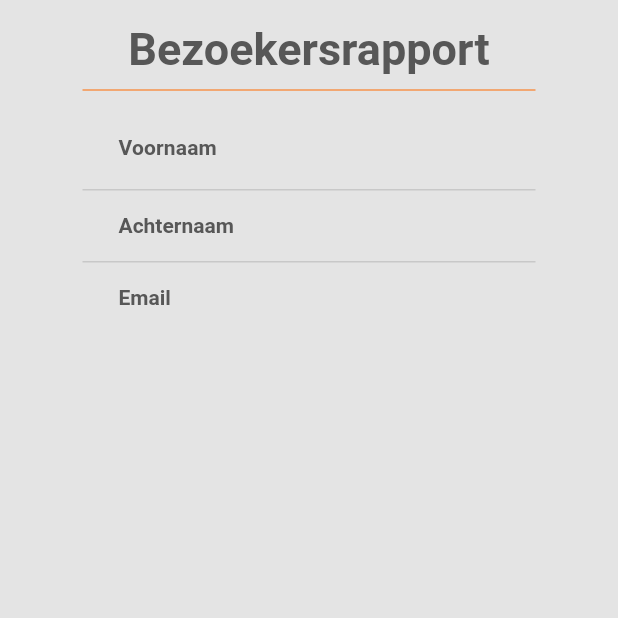
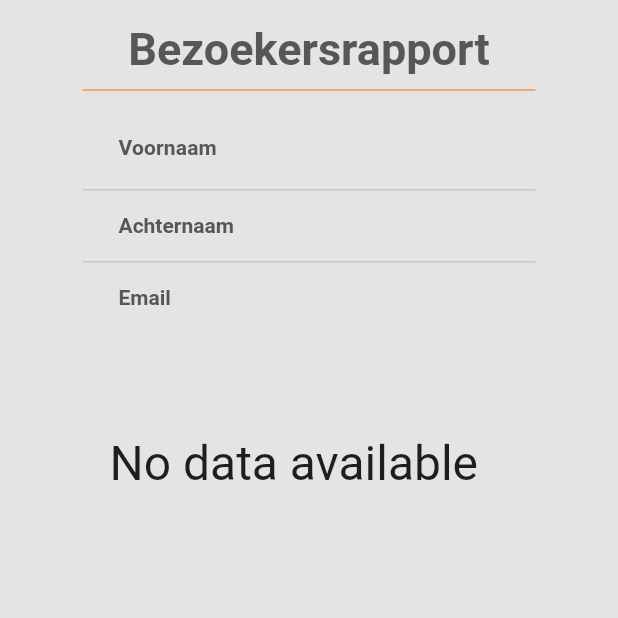
Before and after one commit to RubenBoone/Qiosk-MobileApp, a Flutter app: the SummaryPage screen opened directly, on a phone screen of 412 x 824 dp, the top half of it. Run offline on Flutter 3.47's test engine with Material 2 defaults, Android fonts, the phone set to English and light mode, and no system bars; our stand-ins replace percent_indicator, shared_preferences; accounts and stored records are empty; network calls fail.

```diff
--- a/lib/pages/login.dart
+++ b/lib/pages/login.dart
@@ -134,6 +134,7 @@ class _LoginPageState extends State<LoginPage> {
       prefs.setString('email', userlogin.email);
       prefs.setString('password', userlogin.password);
     });
+
     widget.onLogin();
   }
 }
--- a/lib/widgets/navigation.dart
+++ b/lib/widgets/navigation.dart
@@ -148,7 +148,7 @@ class _BottomNavigationTemplateState extends State<BottomNavigationTemplate> {
         });
       }
 
-      _selectedIndex = 0;
+      _selectedIndex = 2;
     });
   }
 
--- a/lib/widgets/table.dart
+++ b/lib/widgets/table.dart
@@ -20,7 +20,9 @@ class _MyTableState extends State<MyTable> {
   @override
   void initState() {
     super.initState();
+    if (widget.userKiosks.isNotEmpty) {
       _processKiosks();
+    }
   }
 
   _processKiosks() {
@@ -61,27 +63,35 @@ class _MyTableState extends State<MyTable> {
     }
   }
 
-  @override
-  Widget build(BuildContext context) {
-    _processKiosks();
+  _renderBars() {
+    if (widget.userKiosks.isEmpty) {
+      return const Padding(
+          padding: EdgeInsets.all(18),
+          child: Text(
+            "No data available",
+            style: TextStyle(fontSize: 32),
+          ));
+    } else {
       return Table(children: [
         for (TimePerKiosk kiosk in timePerKioskList)
           TableRow(children: [
             Padding(
-              padding: const EdgeInsets.all(15.0),
+                padding: const EdgeInsets.all(10.0),
                 child: Text(kiosk.name,
                     style: const TextStyle(
-                      color: Color(0xFF575757), fontWeight: FontWeight.bold))),
+                        color: Color(0xFF575757),
+                        fontWeight: FontWeight.bold))),
             Padding(
-              padding: const EdgeInsets.all(15.0),
+                padding: const EdgeInsets.all(10.0),
                 child: LinearPercentIndicator(
                   //width = MediaQuery.of(context).size.width - 300
-                width: 120,
+                  width: 100,
                   animation: true,
                   lineHeight: 20.0,
                   animationDuration: 2000,
                   percent: kiosk.percentage,
-                center: Text((kiosk.percentage * 100).toStringAsFixed(2) + "%"),
+                  center:
+                      Text((kiosk.percentage * 100).toStringAsFixed(2) + "%"),
                   linearStrokeCap: LinearStrokeCap.roundAll,
                   progressColor: Colors.orangeAccent,
                 ))
@@ -89,3 +99,10 @@ class _MyTableState extends State<MyTable> {
       ]);
     }
   }
+
+  @override
+  Widget build(BuildContext context) {
+    _processKiosks();
+    return _renderBars();
+  }
+}
```
Also changed, not shown: lib/pages/admin.dart (+59 -2 lines), lib/pages/map.dart (+10 -4 lines). Lines whose indentation alone changed are shown as unchanged.
